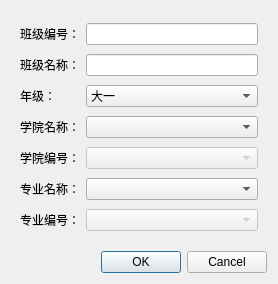
This is DisposeCenter/dialogclassdata.ui in Bamboo-a-i/QtExamAdmin as Qt 5 draws it before an edit. The edited form follows.
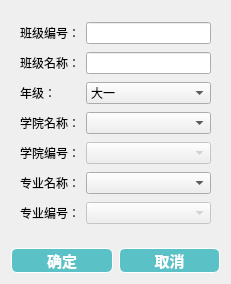
This is the edited form.

Diff of the .ui file:
```diff
--- a/DisposeCenter/dialogclassdata.ui
+++ b/DisposeCenter/dialogclassdata.ui
@@ -6,15 +6,40 @@
    <rect>
     <x>0</x>
     <y>0</y>
-    <width>278</width>
+    <width>231</width>
     <height>284</height>
    </rect>
   </property>
   <property name="windowTitle">
    <string>Dialog</string>
   </property>
+  <property name="styleSheet">
+   <string notr="true">/*pushbutton */
+QPushButton {
+border: 0.5px solid white;
+border-radius: 6px;
+background-color: rgb(90,194,198);
+min-width: 80px;
+font-family: &quot;Microsoft YaHei&quot;;
+font-size:11pt;
+font-weight: bold;
+color:white;
+}
+
+QPushButton:hover {
+border: 0.5px solid white;
+border-radius: 6px;
+background-color: #1fab89;
+min-width: 80px;
+font-family: &quot;Microsoft YaHei&quot;;
+font-size:10pt;
+font-weight: bold;
+color:white;
+}
+</string>
+  </property>
   <layout class="QGridLayout" name="gridLayout_2">
-   <item row="0" column="0">
+   <item row="0" column="0" colspan="2">
     <widget class="QWidget" name="widget" native="true">
      <layout class="QGridLayout" name="gridLayout">
       <item row="1" column="1">
@@ -131,12 +156,16 @@
     </widget>
    </item>
    <item row="1" column="0">
-    <widget class="QDialogButtonBox" name="buttonBox">
-     <property name="orientation">
-      <enum>Qt::Horizontal</enum>
+    <widget class="QPushButton" name="btnCommit">
+     <property name="text">
+      <string>确定</string>
      </property>
-     <property name="standardButtons">
-      <set>QDialogButtonBox::Cancel|QDialogButtonBox::Ok</set>
+    </widget>
+   </item>
+   <item row="1" column="1">
+    <widget class="QPushButton" name="btnCancel">
+     <property name="text">
+      <string>取消</string>
      </property>
     </widget>
    </item>
```
Left out of the diff: 24 changed lines with no effect on the pictures.
